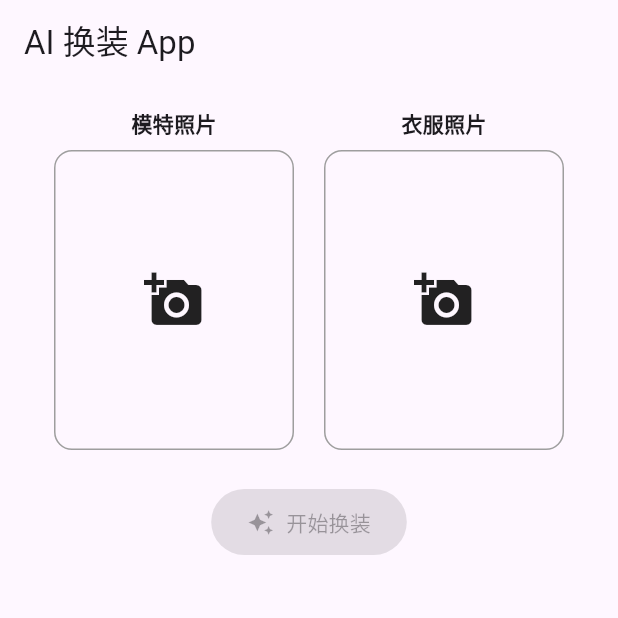
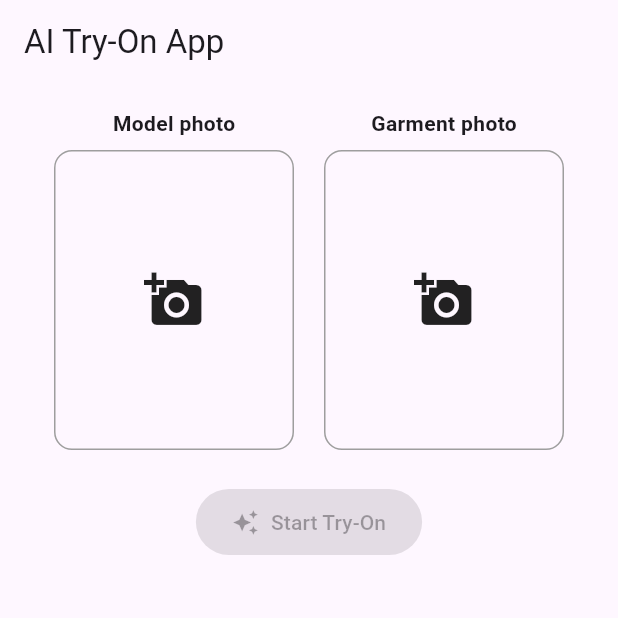
Before and after one commit to Roy-ctrl-jpeg/clothing_app_frontend, a Flutter app: the screen it shows after launch, on a phone screen of 412 x 824 dp, the top half of it. Run offline on Flutter 3.47's test engine with Material 3 defaults, Android fonts, the phone set to English and light mode, and no system bars; our stand-ins replace image_picker.

Commit message:
Initial commit

```diff
--- a/lib/main.dart
+++ b/lib/main.dart
@@ -28,9 +28,9 @@ class HomePage extends StatefulWidget {
 }
 
 class _HomePageState extends State<HomePage> {
-  File? _modelImage;   // 人物照片
-  File? _garmentImage; // 衣服照片
-  File? _resultImage;  // 换装结果（未来接 API 后才有）
+  File? _modelImage;   // Photo of the model/person
+  File? _garmentImage; // Photo of the garment
+  File? _resultImage;  // Try-on result (populated once the API call succeeds)
   bool _isLoading = false;
 
   final ImagePicker _picker = ImagePicker();
@@ -53,7 +53,7 @@ class _HomePageState extends State<HomePage> {
     }
   }
 
-  // 之后要接 Replicate API 的地方，现在先留空显示提示
+  // Calls the backend, which in turn calls the Replicate API
   Future<void> _startTryOn() async {
   if (_modelImage == null || _garmentImage == null) return;
 
@@ -82,12 +82,12 @@ class _HomePageState extends State<HomePage> {
       });
     } else {
       ScaffoldMessenger.of(context).showSnackBar(
-        const SnackBar(content: Text('换装失败，请检查后端服务器')),
+        const SnackBar(content: Text('Try-on failed, please check the backend server')),
       );
     }
   } catch (e) {
     ScaffoldMessenger.of(context).showSnackBar(
-      SnackBar(content: Text('发生错误：$e')),
+      SnackBar(content: Text('An error occurred: $e')),
     );
   }
 
@@ -129,7 +129,7 @@ class _HomePageState extends State<HomePage> {
   @override
   Widget build(BuildContext context) {
     return Scaffold(
-      appBar: AppBar(title: const Text('AI 换装 App')),
+      appBar: AppBar(title: const Text('AI Try-On App')),
       body: SingleChildScrollView(
         child: Padding(
           padding: const EdgeInsets.all(16.0),
@@ -139,12 +139,12 @@ class _HomePageState extends State<HomePage> {
                 mainAxisAlignment: MainAxisAlignment.spaceEvenly,
                 children: [
                   _buildImagePicker(
-                    title: '模特照片',
+                    title: 'Model photo',
                     image: _modelImage,
                     onTap: _pickModelImage,
                   ),
                   _buildImagePicker(
-                    title: '衣服照片',
+                    title: 'Garment photo',
                     image: _garmentImage,
                     onTap: _pickGarmentImage,
                   ),
@@ -156,7 +156,7 @@ class _HomePageState extends State<HomePage> {
                     ? _startTryOn
                     : null,
                 icon: const Icon(Icons.auto_awesome),
-                label: const Text('开始换装'),
+                label: const Text('Start Try-On'),
                 style: ElevatedButton.styleFrom(
                   padding: const EdgeInsets.symmetric(
                     horizontal: 24,
@@ -167,7 +167,7 @@ class _HomePageState extends State<HomePage> {
               const SizedBox(height: 24),
               if (_isLoading) const CircularProgressIndicator(),
               if (_resultImage != null) ...[
-                const Text('换装结果：', style: TextStyle(fontWeight: FontWeight.bold)),
+                const Text('Try-On Result:', style: TextStyle(fontWeight: FontWeight.bold)),
                 const SizedBox(height: 8),
                 Image.file(_resultImage!, height: 300),
               ],
--- a/pubspec.yaml
+++ b/pubspec.yaml
@@ -35,6 +35,7 @@ dependencies:
   # Use with the CupertinoIcons class for iOS style icons.
   cupertino_icons: ^1.0.8
   image_picker: ^1.2.3
+  http: ^1.2.0
 
 dev_dependencies:
   flutter_test:
```
Also changed, not shown: pubspec.lock, 1 other file.
